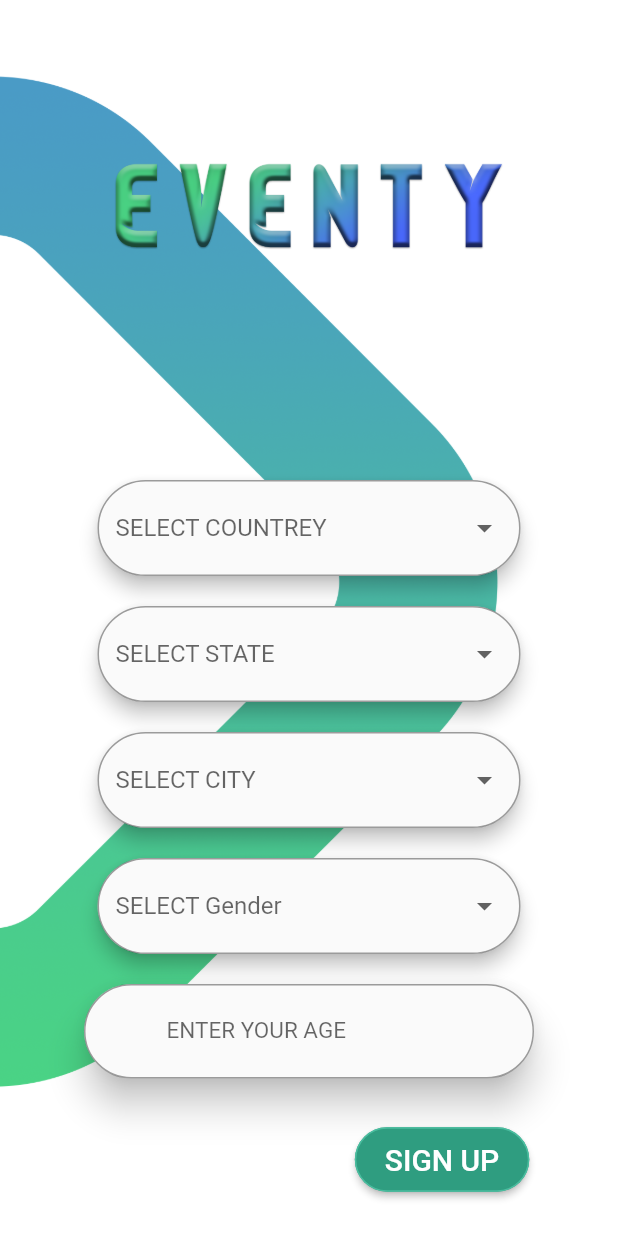
After one commit to mooha9/Eventy_app, a Flutter app: the sign_up2 screen opened directly, on a phone screen of 412 x 824 dp. The commit adds this screen. Run offline on Flutter 3.47's test engine with Material 2 defaults, Android fonts, the phone set to English and light mode, and no system bars; our stand-ins replace fancy_bottom_navigation, flutter_rating_bar.

Commit message:
Add event

```diff
--- a/lib/screens/sign_up.dart
+++ b/lib/screens/sign_up.dart
@@ -1,7 +1,7 @@
 import 'sign_in.dart';
 import 'package:flutter/material.dart';
 import 'package:eventy_app/connect.dart';
-
+import 'package:eventy_app/screens/sign_up2.dart';
 
 class sign_up extends StatefulWidget {
 
@@ -18,7 +18,7 @@ class sign_upState extends State<sign_up> {
     Navigator.of(context1).pushReplacement(MaterialPageRoute(builder: (_)
     {
       if (n == 1) return sign_in();
-      return MyHomePage();
+      return sign_up2();
     }));
   }
 
@@ -293,7 +293,7 @@ class sign_upState extends State<sign_up> {
                           padding: EdgeInsets.fromLTRB(20, 10, 20, 10),
                           splashColor: Colors.teal[250],
 
-                          child: Text("SIGN UP",
+                          child: Text("NEXT",
                             style: TextStyle(fontSize: 20, color: Colors.white),),
                           shape: RoundedRectangleBorder(
                             borderRadius: new BorderRadius.circular(50.0),
--- /dev/null
+++ b/lib/screens/sign_up2.dart
@@ -0,0 +1,276 @@
+import 'package:eventy_app/connect.dart';
+
+import 'sign_up.dart';
+import 'package:flutter/material.dart';
+
+class sign_up2 extends StatefulWidget {
+  @override
+  State<StatefulWidget> createState() {
+    return sign_up2State();
+  }
+}
+
+var currentSelectedValue;
+const deviceTypes = ["MALE", "FEMALE"];
+var currentSelectedValue1; //contry
+const deviceTypes1 = ["Saudi Arabia", "Other"];
+var currentSelectedValue2; //state
+const deviceTypes2 = ["Qassim", "Other"];
+var currentSelectedValue3; //city
+const deviceTypes3 = ["Buradah", "Unazah", "other"];
+
+class sign_up2State extends State<sign_up2> {
+  void ChangeScreen(BuildContext context1 ,int n) {
+    Navigator.of(context1).pushReplacement(MaterialPageRoute(builder: (_) {
+      if (n == 2)return sign_up();
+      return MyHomePage();
+    }));
+  }
+
+  @override
+  Widget build(BuildContext context) {
+    return Scaffold(
+      body: Container(
+        decoration: BoxDecoration(
+          image: DecorationImage(
+            image: AssetImage("assets/images/backGround.png"),
+            fit: BoxFit.cover,
+          ),
+        ),
+        child: Column(
+          children: <Widget>[
+            SizedBox(
+              height: 10,
+            ),
+            Container(
+                child: Image(
+                    height: 300,
+                    width: 300,
+                    image: AssetImage('assets/images/logo.png'))),
+            Center(),
+            Container(
+              margin: EdgeInsets.all(10),
+              padding: EdgeInsets.symmetric(horizontal: 55),
+              child: Material(
+                // shadow
+                  elevation: 5, //shadow
+                  shadowColor: Colors.black, //color shadow
+                  borderRadius: BorderRadius.circular(32.0),
+                  child: FormField<String>(
+                    builder: (FormFieldState<String> state) {
+                      return InputDecorator(
+                        decoration: InputDecoration(
+                            border: OutlineInputBorder(
+                                borderRadius: BorderRadius.circular(32))),
+                        child: DropdownButtonHideUnderline(
+                          child: DropdownButton<String>(
+                            hint: Text("SELECT COUNTREY"),
+                            value: currentSelectedValue1,
+                            isDense: true,
+                            onChanged: (newValue) {
+                              setState(() {
+                                currentSelectedValue1 = newValue;
+                              });
+                              print(currentSelectedValue1);
+                            },
+                            items: deviceTypes1.map((String value) {
+                              return DropdownMenuItem<String>(
+                                value: value,
+                                child: Text(value),
+                              );
+                            }).toList(),
+                          ),
+                        ),
+                      );
+                    },
+                  )),
+            ),
+            Container(
+              margin: EdgeInsets.all(10),
+              padding: EdgeInsets.symmetric(horizontal: 55),
+              child: Material(
+                // shadow
+                  elevation: 5, //shadow
+                  shadowColor: Colors.black, //color shadow
+                  borderRadius: BorderRadius.circular(32.0),
+                  child: FormField<String>(
+                    builder: (FormFieldState<String> state) {
+                      return InputDecorator(
+                        decoration: InputDecoration(
+                            border: OutlineInputBorder(
+                                borderRadius: BorderRadius.circular(32))),
+                        child: DropdownButtonHideUnderline(
+                          child: DropdownButton<String>(
+                            hint: Text("SELECT STATE"),
+                            value: currentSelectedValue2,
+                            isDense: true,
+                            onChanged: (newValue) {
+                              setState(() {
+                                currentSelectedValue2 = newValue;
+                              });
+                              print(currentSelectedValue2);
+                            },
+                            items: deviceTypes2.map((String value) {
+                              return DropdownMenuItem<String>(
+                                value: value,
+                                child: Text(value),
+                              );
+                            }).toList(),
+                          ),
+                        ),
+                      );
+                    },
+                  )),
+            ),
+            Container(
+              margin: EdgeInsets.all(10),
+              padding: EdgeInsets.symmetric(horizontal: 55),
+              child: Material(
+                // shadow
+                  elevation: 5, //shadow
+                  shadowColor: Colors.black, //color shadow
+                  borderRadius: BorderRadius.circular(32.0),
+                  child: FormField<String>(
+                    builder: (FormFieldState<String> state) {
+                      return InputDecorator(
+                        decoration: InputDecoration(
+                            border: OutlineInputBorder(
+                                borderRadius: BorderRadius.circular(32))),
+                        child: DropdownButtonHideUnderline(
+                          child: DropdownButton<String>(
+                            hint: Text("SELECT CITY"),
+                            value: currentSelectedValue3,
+                            isDense: true,
+                            onChanged: (newValue) {
+                              setState(() {
+                                currentSelectedValue3 = newValue;
+                              });
+                              print(currentSelectedValue3);
+                            },
+                            items: deviceTypes3.map((String value) {
+                              return DropdownMenuItem<String>(
+                                value: value,
+                                child: Text(value),
+                              );
+                            }).toList(),
+                          ),
+                        ),
+                      );
+                    },
+                  )),
+            ),
+            Container(
+              margin: EdgeInsets.all(10),
+              padding: EdgeInsets.symmetric(horizontal: 55),
+              child: Material(
+                // shadow
+                  elevation: 5, //shadow
+                  shadowColor: Colors.black, //color shadow
+                  borderRadius: BorderRadius.circular(32.0),
+                  child: FormField<String>(
+                    builder: (FormFieldState<String> state) {
+                      return InputDecorator(
+                        decoration: InputDecoration(
+                            border: OutlineInputBorder(
+                                borderRadius: BorderRadius.circular(32))),
+                        child: DropdownButtonHideUnderline(
+                          child: DropdownButton<String>(
+                            hint: Text("SELECT Gender"),
+                            value: currentSelectedValue,
+                            isDense: true,
+                            onChanged: (newValue) {
+                              setState(() {
+                                currentSelectedValue = newValue;
+                              });
+                              print(currentSelectedValue);
+                            },
+                            items: deviceTypes.map((String value) {
+                              return DropdownMenuItem<String>(
+                                value: value,
+                                child: Text(value),
+                              );
+                            }).toList(),
+                          ),
+                        ),
+                      );
+                    },
+                  )),
+            ),
+            Container(
+              constraints: BoxConstraints.tightFor(width: 300),
+
+              //width text field
+              margin: EdgeInsets.all(10),
+              child: Material(
+                // shadow
+                elevation: 10, //shadow
+                shadowColor: Colors.black, //color shadow
+                borderRadius: BorderRadius.circular(32.0),
+                child: TextField(
+                  decoration: InputDecoration(
+                    contentPadding:
+                    EdgeInsets.symmetric(vertical: 22, horizontal: 55),
+                    //size Text field
+                    border: OutlineInputBorder(
+                        borderRadius: BorderRadius.circular(32.0)),
+                    labelText: "ENTER YOUR AGE",
+                    labelStyle: TextStyle(
+                      fontSize: 15,
+                    ),
+                    hintText: "for example : 30",
+                    //for example name
+                    hintStyle: TextStyle(fontSize: 15),
+                  ),
+                  keyboardType: TextInputType.number,
+                ),
+              ),
+            ),
+            SizedBox(
+              height: 20,
+            ),
+            Container(
+                child: Align(
+                  alignment: Alignment(0.6, 0),
+                  child: RaisedButton(
+                      onPressed: () => ChangeScreen(context, 1),
+                      color: Color(0xff2f9d80),
+                      padding: EdgeInsets.fromLTRB(20, 10, 20, 10),
+                      splashColor: Color(0xff4ABD9F),
+                      child: Text(
+                        "SIGN UP",
+                        style: TextStyle(fontSize: 20, color: Colors.white),
+                      ),
+                      shape: RoundedRectangleBorder(
+                        borderRadius: new BorderRadius.circular(50.0),
+                        side: BorderSide(color: Color(0xff4ABD9F)),
+                      )),
+                )),
+            SizedBox(
+              height: 20,
+            ),
+            Align(
+              alignment: Alignment.center,
+              child: Row(
+                mainAxisAlignment: MainAxisAlignment.center,
+                children: [
+                  TextButton(
+                    onPressed: () => ChangeScreen(context,2),
+                    child: Text(
+                      'GO BACK SIGN UP',
+                      textAlign: TextAlign.left,
+                      style: TextStyle(
+                        fontSize: 20,
+                        color: Colors.blueAccent,
+                        decoration: TextDecoration.underline,
+                      ),
+                    ),
+                  ),
+                ],
+              ),
+            ),
+          ],
+        ),
+      ),
+    );
+  }
+}
```
